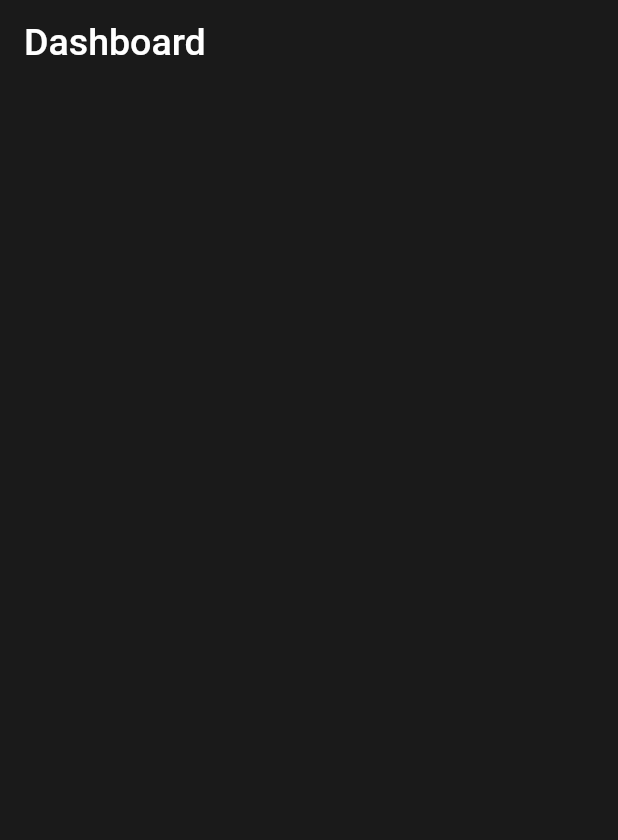
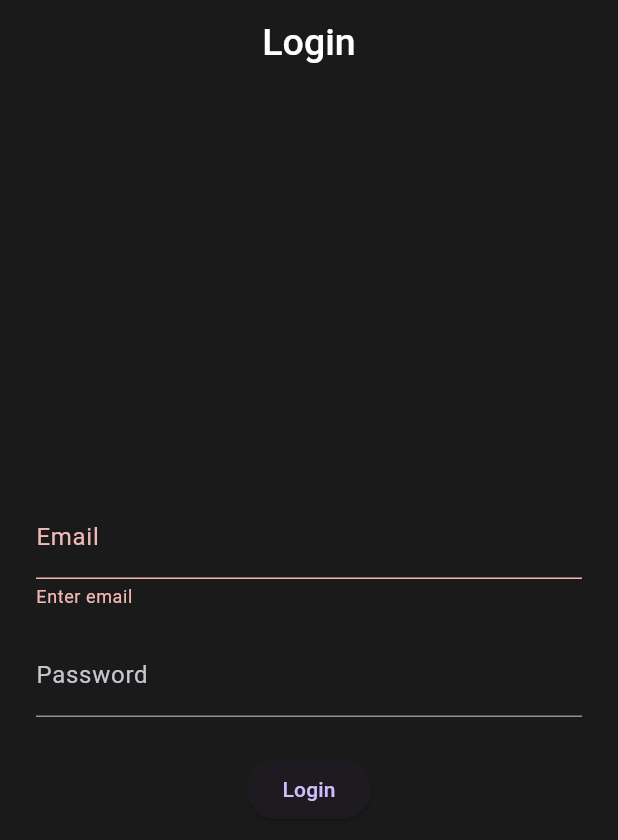
Before and after one commit to premsingh01/video_call_app, a Flutter app: the screen it shows after launch, on a phone screen of 412 x 824 dp. Shown: the top 840 px of the screen. Run offline on Flutter 3.47's test engine with Material 3 defaults, Android fonts, the phone set to English and light mode, and no system bars; our stand-ins replace bloc, flutter_bloc.

Commit message:
authentication module

```diff
--- /dev/null
+++ b/lib/features/auth/data/datasources/auth_remote_datasource.dart
@@ -0,0 +1,20 @@
+
+abstract class AuthRemoteDatasource {
+  Future<bool> login({required String email, required String password});
+}
+
+class AuthRemoteDatasourceImpl implements AuthRemoteDatasource {
+
+  final _mockEmail = 'test@example.com';
+  final _mockPassword = 'password123';
+
+  @override
+  Future<bool> login({required String email, required String password}) async {
+    await Future.delayed(const Duration(seconds: 1)); // simulate network delay
+    if (email == _mockEmail && password == _mockPassword) {
+      return true;
+    } else {
+      return false; // invalid credentials
+    }
+}
+}
--- /dev/null
+++ b/lib/features/auth/data/model/auth_model.dart
@@ -0,0 +1,6 @@
+import 'package:video_call_app/features/auth/domain/entity/auth_entity.dart';
+
+class AuthModel extends AuthEntity{
+
+  AuthModel({required super.email});
+}
--- /dev/null
+++ b/lib/features/auth/data/repository_impl/auth_repository_impl.dart
@@ -0,0 +1,20 @@
+import 'package:video_call_app/features/auth/data/datasources/auth_remote_datasource.dart';
+import 'package:video_call_app/features/auth/data/model/auth_model.dart';
+import 'package:video_call_app/features/auth/domain/entity/auth_entity.dart';
+import 'package:video_call_app/features/auth/domain/repository/auth_repository.dart';
+
+class AuthRepositoryImpl implements AuthRepository {
+  final AuthRemoteDatasource authRemoteDatasource;
+  AuthRepositoryImpl({required this.authRemoteDatasource});
+
+  @override
+  Future<AuthEntity?> login({required String email, required String password}) async {
+    bool isValidLogin = await authRemoteDatasource.login(email: email, password: password);
+    if (isValidLogin) {
+      return AuthModel(email: email);
+    } else {
+      return null; // invalid credentials
+    }
+
+  }
+}
--- /dev/null
+++ b/lib/features/auth/domain/entity/auth_entity.dart
@@ -0,0 +1,7 @@
+
+
+class AuthEntity {
+  final String email;
+
+  AuthEntity({required this.email});
+}
--- /dev/null
+++ b/lib/features/auth/domain/repository/auth_repository.dart
@@ -0,0 +1,5 @@
+import 'package:video_call_app/features/auth/domain/entity/auth_entity.dart';
+
+abstract class AuthRepository {
+  Future<AuthEntity?> login({required String email, required String password});
+}
--- /dev/null
+++ b/lib/features/auth/domain/usecase/auth_usecase.dart
@@ -0,0 +1,11 @@
+import 'package:video_call_app/features/auth/domain/entity/auth_entity.dart';
+import 'package:video_call_app/features/auth/domain/repository/auth_repository.dart';
+
+class AuthUsecase {
+  final AuthRepository authRepository;
+  AuthUsecase({required this.authRepository});
+
+  Future<AuthEntity?> call({required String email, required String password}) async {
+    return authRepository.login(email: email, password: password);
+  }
+}
--- /dev/null
+++ b/lib/features/auth/presentation/bloc/auth_cubit.dart
@@ -0,0 +1,19 @@
+import 'package:bloc/bloc.dart';
+import 'package:video_call_app/features/auth/domain/usecase/auth_usecase.dart';
+import 'package:video_call_app/features/auth/presentation/bloc/auth_state.dart';
+
+
+class AuthCubit extends Cubit<AuthState> {
+  final AuthUsecase authUsecase;
+  AuthCubit({required this.authUsecase}) : super(AuthInitialState());
+
+  Future<void> login({required String email, required String password}) async {
+    emit(AuthLoadingState());
+    final user = await authUsecase.call(email: email, password: password);
+    if (user != null) {
+      emit(AuthSuccessState(user.email));
+    } else {
+      emit(AuthFailureState("Invalid email or password"));
+    }
+  }
+}
--- /dev/null
+++ b/lib/features/auth/presentation/bloc/auth_state.dart
@@ -0,0 +1,15 @@
+sealed class AuthState {}
+
+class AuthInitialState implements AuthState {}
+
+class AuthLoadingState implements AuthState {}
+
+class AuthSuccessState implements AuthState {
+  final String email;
+  AuthSuccessState(this.email);
+}
+
+class AuthFailureState implements AuthState {
+  final String message;
+  AuthFailureState(this.message);
+}
--- /dev/null
+++ b/lib/features/auth/presentation/page/login_view.dart
@@ -0,0 +1,111 @@
+import 'package:flutter/material.dart';
+import 'package:flutter_bloc/flutter_bloc.dart';
+import 'package:video_call_app/features/auth/data/datasources/auth_remote_datasource.dart';
+import 'package:video_call_app/features/auth/data/repository_impl/auth_repository_impl.dart';
+import 'package:video_call_app/features/auth/domain/usecase/auth_usecase.dart';
+import 'package:video_call_app/features/auth/presentation/bloc/auth_cubit.dart';
+import 'package:video_call_app/features/auth/presentation/bloc/auth_state.dart';
+
+class LoginView extends StatefulWidget {
+  const LoginView({super.key});
+
+  @override
+  State<LoginView> createState() => _LoginViewState();
+}
+
+class _LoginViewState extends State<LoginView> {
+  final _formKey = GlobalKey<FormState>();
+
+  final _emailController = TextEditingController();
+
+  final _passwordController = TextEditingController();
+
+  @override
+  Widget build(BuildContext context) {
+    return BlocProvider(
+      create: (_) => AuthCubit(authUsecase: AuthUsecase(authRepository: AuthRepositoryImpl(authRemoteDatasource: AuthRemoteDatasourceImpl()))),
+      child: Scaffold(
+        appBar: AppBar(
+          title: Text("Login"),
+        ),
+        body: Padding(
+          padding: const EdgeInsets.all(24.0),
+          child: BlocConsumer<AuthCubit, AuthState>(
+            listener: (context, state) {
+              switch (state) {
+                case AuthInitialState():
+                  // TODO: Handle this case.
+                  throw UnimplementedError();
+                case AuthLoadingState():
+                  // TODO: Handle this case.
+                  throw UnimplementedError();
+                case AuthSuccessState():
+                ScaffoldMessenger.of(context).showSnackBar(
+                  SnackBar(content: Text("AUTHENTICATION SUCCESS")),
+                );
+                //  Navigator.pushReplacement(
+                //   context,
+                //   MaterialPageRoute(builder: (_) => const VideoCallScreen()),
+                // );
+                case AuthFailureState():
+                ScaffoldMessenger.of(context).showSnackBar(
+                  SnackBar(content: Text(state.message)),
+                );
+              }
+            },
+            builder: (context, state) {
+              return Form(
+                key: _formKey,
+                child: Column(
+                  mainAxisAlignment: MainAxisAlignment.center,
+                  children: [
+                    TextFormField(
+                      controller: _emailController,
+                      decoration: const InputDecoration(
+                        labelText: 'Email',
+                        hintText: "test@example.com" ,
+                        ),
+                      autovalidateMode: AutovalidateMode.always,
+                      onTapOutside: (event) => FocusScope.of(context).unfocus(),
+                      validator: (value) {
+                        if (value == null || value.isEmpty) return 'Enter email';
+                        final emailRegex = RegExp(r'^[\w-\.]+@([\w-]+\.)+[\w-]{2,4}$');
+                        if (!emailRegex.hasMatch(value)) return 'Invalid email';
+                        return null;
+                      },
+                    ),
+                    const SizedBox(height: 16),
+                    TextFormField(
+                      controller: _passwordController,
+                      decoration: const InputDecoration(
+                        labelText: 'Password',
+                        hintText: "password123" ,
+                        ),
+                      onTapOutside: (event) => FocusScope.of(context).unfocus(),
+                      obscureText: true,
+                      validator: (value) => (value == null || value.isEmpty) ? 'Enter password' : null,
+                    ),
+                    const SizedBox(height: 24),
+                    state is AuthLoadingState
+                        ? const CircularProgressIndicator()
+                        : ElevatedButton(
+                            onPressed: () {
+                              if (_formKey.currentState!.validate()) {
+                                context.read<AuthCubit>().login(
+                                  email: _emailController.text.trim(),
+                                  password: _passwordController.text,
+                                );
+                              }
+                            },
+                            child: const Text('Login'),
+                          ),
+                  ],
+                ),
+              );
+            },
+          ),
+        ),
+      ),
+    );
+  }
+}
--- a/lib/main.dart
+++ b/lib/main.dart
@@ -1,5 +1,5 @@
 import 'package:flutter/material.dart';
-import 'package:video_call_app/features/dashboard/presentation/page/dashboard_view.dart';
+import 'package:video_call_app/features/auth/presentation/page/login_view.dart';
 
 void main() {
   runApp(const MyApp());
@@ -17,7 +17,7 @@ class MyApp extends StatelessWidget {
         scaffoldBackgroundColor: const Color.fromARGB(255, 26, 26, 26),
         primaryColor: Colors.red,
         appBarTheme: AppBarTheme(
-          centerTitle: false,
+          centerTitle: true,
           color: const Color.fromARGB(255, 26, 26, 26),
           actionsPadding: const EdgeInsets.only(right: 10),
           titleTextStyle: TextStyle(
@@ -27,7 +27,7 @@ class MyApp extends StatelessWidget {
           ),
         ),
       ),
-      home: DashboardView(),
+      home: LoginView(),
     );
   }
 }
--- a/pubspec.yaml
+++ b/pubspec.yaml
@@ -34,6 +34,8 @@ dependencies:
   # The following adds the Cupertino Icons font to your application.
   # Use with the CupertinoIcons class for iOS style icons.
   cupertino_icons: ^1.0.8
+  bloc: ^9.0.1
+  flutter_bloc: ^9.1.1
 
 dev_dependencies:
   flutter_test:
```
Also changed, not shown: pubspec.lock.
